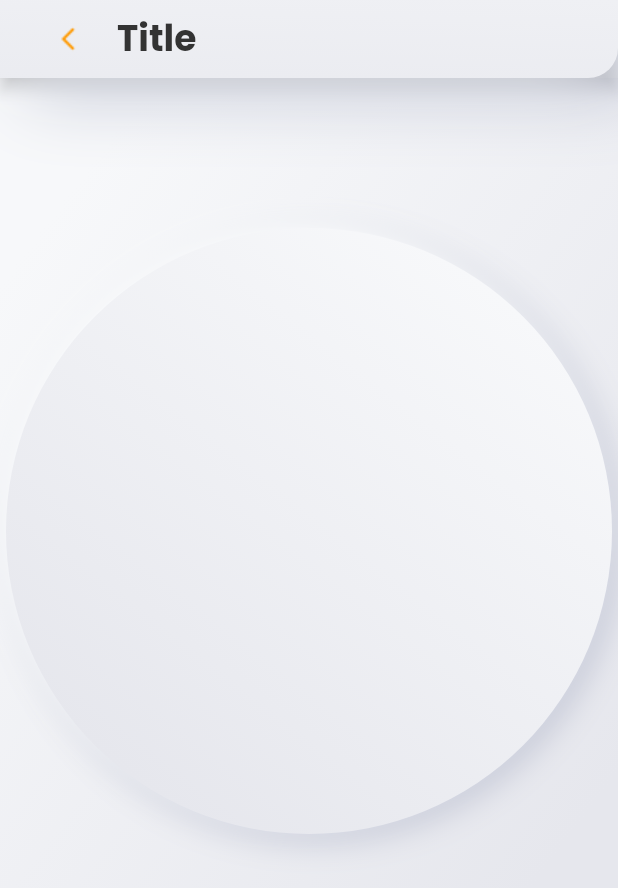
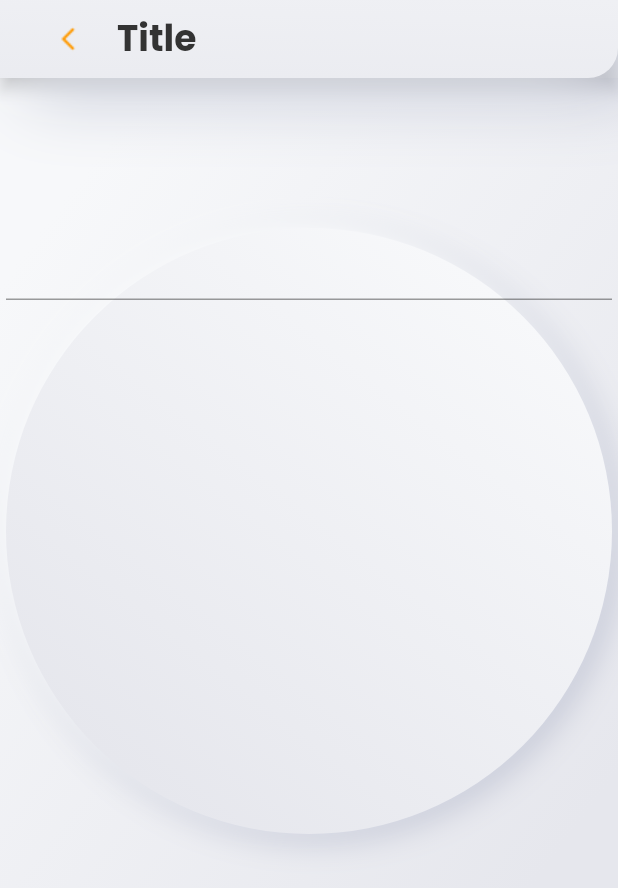
Before and after one commit to TanjaPervan/timer_upgrade, a Flutter app: the screen it shows after launch, on a phone screen of 412 x 824 dp. Shown: the top 888 px of the screen. Run offline on Flutter 3.47's test engine with Material 2 defaults, Android fonts, the phone set to English and light mode, and no system bars; our stand-ins replace easy_localization, go_router, kiwi; missing offline and left inert: easy_logger.

Commit message:
finish shape of components

```diff
--- a/tanja_timer/lib/pages/home_page.dart
+++ b/tanja_timer/lib/pages/home_page.dart
@@ -29,7 +29,10 @@ class HomePage extends StatelessWidget {
         child: Column(
           children: const [
             SizedBox(height: 100),
-            Center(child: ShadowGradientWidget()),
+            Center(
+                child: ShadowsGradients.bigRound(
+              child: TextField(),
+            )),
           ],
         ),
       ),
--- a/tanja_timer/lib/widgets/shadow_gradient_widget.dart
+++ b/tanja_timer/lib/widgets/shadow_gradient_widget.dart
@@ -4,17 +4,68 @@ import 'package:flutter/material.dart';
 import 'package:flutter/cupertino.dart';
 import 'package:tanja_timer/extensions/custom_color.dart';
 
-class ShadowGradientWidget extends StatelessWidget {
-  const ShadowGradientWidget({super.key});
+enum _Type { inputField, buttonRound, bigRound }
+
+class ShadowsGradients extends StatelessWidget {
+  final _Type _type;
+  final Widget child;
+
+  const ShadowsGradients.inputField({
+    super.key,
+    required this.child,
+  }) : _type = _Type.inputField;
+
+  const ShadowsGradients.bigRound({
+    super.key,
+    required this.child,
+  }) : _type = _Type.bigRound;
+
+  const ShadowsGradients.buttonRound({
+    super.key,
+    required this.child,
+  }) : _type = _Type.buttonRound;
+
+  double get radius {
+    switch (_type) {
+      case _Type.inputField:
+        return 10;
+      case _Type.buttonRound:
+        return 40;
+      case _Type.bigRound:
+        return 500;
+    }
+  }
+
+  double height(BuildContext context) {
+    switch (_type) {
+      case _Type.inputField:
+        return 52;
+      case _Type.buttonRound:
+        return 90;
+      case _Type.bigRound:
+        return MediaQuery.of(context).size.width - 8;
+    }
+  }
+
+  double width(BuildContext context) {
+    switch (_type) {
+      case _Type.inputField:
+        return MediaQuery.of(context).size.width - 93;
+      case _Type.buttonRound:
+        return 90;
+      case _Type.bigRound:
+        return MediaQuery.of(context).size.width - 8;
+    }
+  }
 
   @override
   Widget build(BuildContext context) {
     return Container(
-      height: MediaQuery.of(context).size.width - 8,
-      width: MediaQuery.of(context).size.width - 8,
+      height: height(context),
+      width: width(context),
       decoration: BoxDecoration(
         backgroundBlendMode: BlendMode.softLight,
-        borderRadius: BorderRadius.circular(500),
+        borderRadius: BorderRadius.circular(radius),
         gradient: LinearGradient(
           transform: const GradientRotation(147 * pi / 180),
           colors: [
@@ -40,7 +91,7 @@ class ShadowGradientWidget extends StatelessWidget {
       ),
       child: DecoratedBox(
         decoration: BoxDecoration(
-          borderRadius: BorderRadius.circular(500),
+          borderRadius: BorderRadius.circular(radius),
           gradient: LinearGradient(
             transform: const GradientRotation(128 * pi / 180),
             colors: [
@@ -64,7 +115,7 @@ class ShadowGradientWidget extends StatelessWidget {
             ),
           ],
         ),
-        //child: TextFormField(),
+        child: child,
       ),
     );
   }
```
